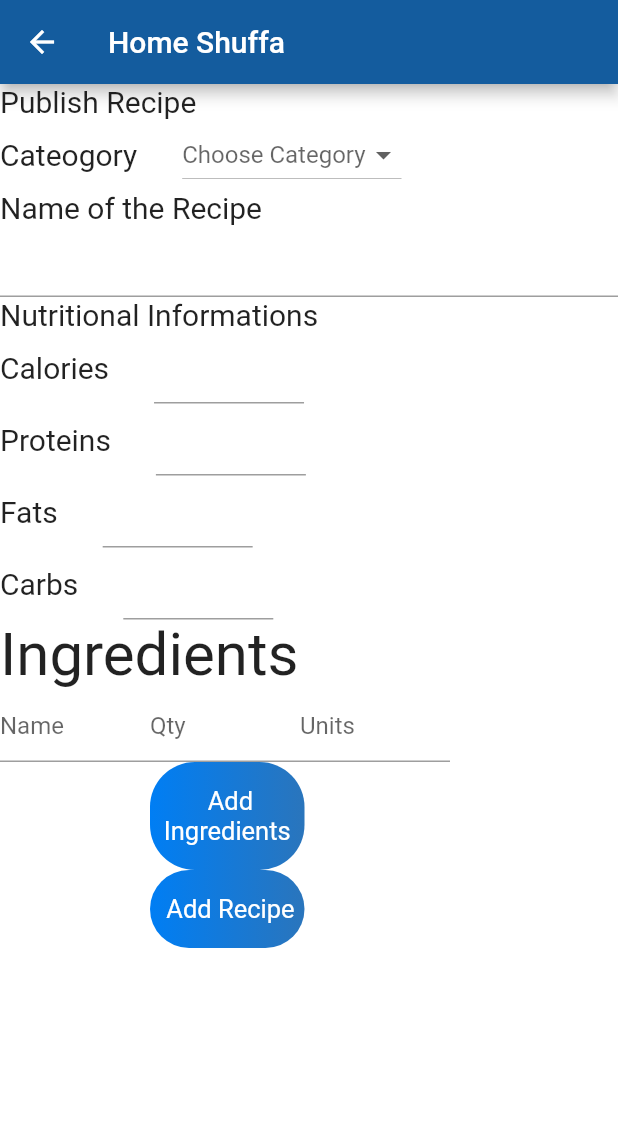
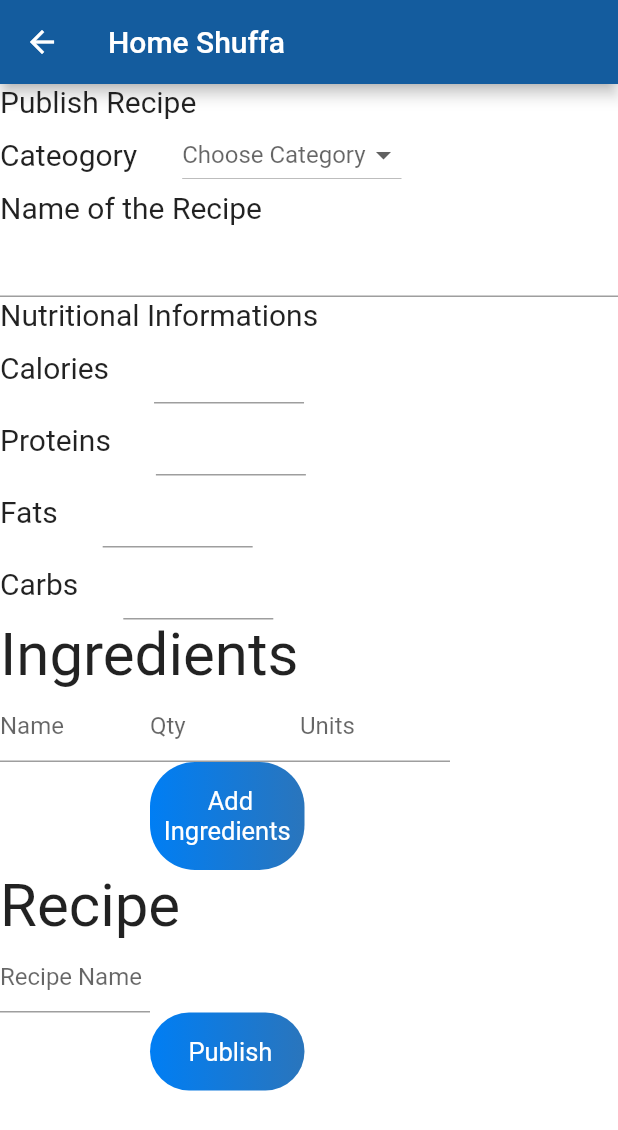
Before and after one commit to piffaisgorgeous/recipe_application, a Flutter app: the PublishRecipe screen opened directly, on a phone screen of 412 x 824 dp. Shown: the top 1130 px of the screen. Run offline on Flutter 3.47's test engine with Material 2 defaults, Android fonts, the phone set to English and light mode, and no system bars; our stand-ins replace cloud_firestore, file_picker, firebase_auth, firebase_core, firebase_storage, image_picker and 1 more; accounts and stored records are empty.

Commit message:
Modify in Publish recipe

```diff
--- a/lib/views/publishRecipe.dart
+++ b/lib/views/publishRecipe.dart
@@ -29,6 +29,8 @@ class _PublishRecipeState extends State<PublishRecipe> {
   ];
   List<Ingredients> ingredients = [];
 
+  TextEditingController start_name_recipe = new TextEditingController();
+
   publish() {
     String recipe_name = recipeName.text;
     Map<String, dynamic> userMap = {
@@ -41,9 +43,7 @@ class _PublishRecipeState extends State<PublishRecipe> {
       "fats": tffats.text,
       "carbs": tfcarbs.text
     };
-       Map<String, dynamic> ingredientsMap = {
-     "ing": ingredients
-    };
+    Map<String, dynamic> ingredientsMap = {"ing": ingredients};
     if (ingredients.length == 0) {
       ingredients.insert(
           0,
@@ -54,12 +54,12 @@ class _PublishRecipeState extends State<PublishRecipe> {
     }
 
     databaseMethods.uploadRecipeInfo(chosenCategory, recipe_name, userMap);
-    databaseMethods.uploadDetailsofRecipe(ingredientsMap,
-        healthInfoMap, recipe_name, chosenCategory, widget.userEmail);
+    databaseMethods.uploadDetailsofRecipe(ingredientsMap, healthInfoMap,
+        recipe_name, chosenCategory, widget.userEmail);
   }
 
   createDialog(BuildContext context) {
-     log("second");
+    log("second");
     TextEditingController name_ingredients = new TextEditingController();
     TextEditingController qty_ingredients = new TextEditingController();
     TextEditingController units_ingredients = new TextEditingController();
@@ -67,10 +67,9 @@ class _PublishRecipeState extends State<PublishRecipe> {
     return showDialog(
         context: context,
         builder: (context) {
-       log("third");
+          log("third");
 
           return AlertDialog(
-
             title: Text('Ingredients'),
             // content: Expanded(
             //               child: Column(
@@ -149,6 +148,12 @@ class _PublishRecipeState extends State<PublishRecipe> {
                   }).toList())
             ],
           ),
+
+          //hakdog
+Container(
+
+),
+//hakdog
           Text('Name of the Recipe', style: TextStyle(fontSize: 20)),
           TextField(
             controller: recipeName,
@@ -205,7 +210,7 @@ class _PublishRecipeState extends State<PublishRecipe> {
                   ],
                 )
               : ListView.builder(
-                shrinkWrap: true,
+                  shrinkWrap: true,
                   itemCount: ingredients.length,
                   itemBuilder: (BuildContext context, int index) {
                     return Container(
@@ -247,6 +252,35 @@ class _PublishRecipeState extends State<PublishRecipe> {
               ),
             ),
           ),
+
+          Text('Recipe', style: TextStyle(fontSize: 40)),
+          //  ingredients.length == 0
+          //?
+          Row(
+            children: [
+              Container(
+                  width: 100.0,
+                  child: TextField(
+                    controller: start_name_recipe,
+                    decoration: InputDecoration(hintText: 'Recipe Name'),
+                  )),
+            ],
+          ),
+          // : ListView.builder(
+          //   shrinkWrap: true,
+          //     itemCount: ingredients.length,
+          //     itemBuilder: (BuildContext context, int index) {
+          //       return Container(
+          //         child: Row(
+          //           children: [
+          //             Text('${ingredients[index].nameIngredients}'),
+          //             Text('${ingredients[index].qtyIngredients}'),
+          //             Text('${ingredients[index].units}')
+          //           ],
+          //         ),
+          //       );
+          //     }),
+
           Padding(
             padding: const EdgeInsets.only(left: 100.0),
             child: GestureDetector(
@@ -265,7 +299,7 @@ class _PublishRecipeState extends State<PublishRecipe> {
                     )),
                 width: MediaQuery.of(context).size.width / 4,
                 child: Text(
-                  " Add Recipe",
+                  " Publish",
                   style: biggerTextStyle(),
                   textAlign: TextAlign.center,
                 ),
```
